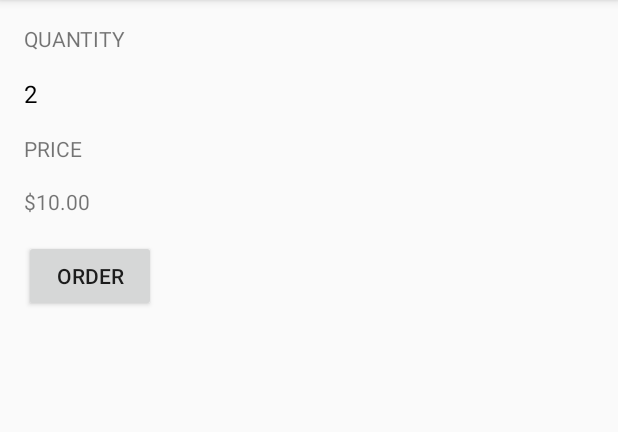
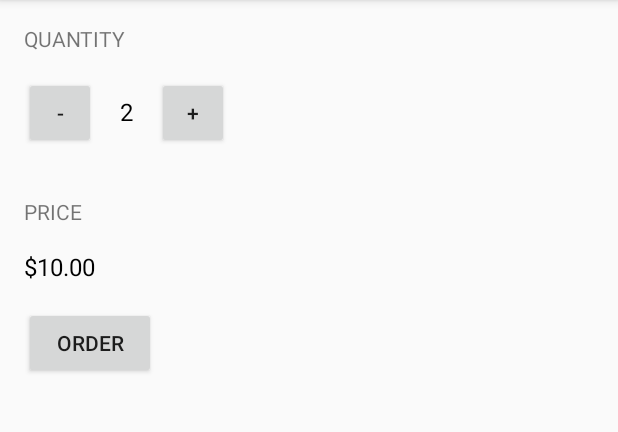
Before and after one commit to rewrib/JustJava, an Android app: the screen it shows after launch (MainActivity), after a tap on "ORDER", on a phone screen of 412 x 824 dp, the part 84-516 px from its top. Run offline under Robolectric (Android 15) with nearby library versions, the phone set to English and light mode, and no system bars.

Commit message:
major update, finished most of the requirements

```diff
--- a/app/src/main/java/com/example/justjava/MainActivity.java
+++ b/app/src/main/java/com/example/justjava/MainActivity.java
@@ -31,11 +31,23 @@ public class MainActivity extends AppCompatActivity {
     /**
      * This method is called when the order button is clicked.
      */
+    int quantity = 2;
     public void submitOrder(View view) {
-        display(2);
-        displayPrice(2*5);
+
+        display(quantity);
+        displayPrice(quantity*5);
+    }
+    public void increment(View view) {
+        quantity++;
+        display(quantity);
+
     }
 
+    public void decrement(View view) {
+        quantity--;
+        display(quantity);
+
+    }
     /**
      * This method displays the given quantity value on the screen.
      */
--- a/app/src/main/res/layout/activity_main.xml
+++ b/app/src/main/res/layout/activity_main.xml
@@ -18,30 +18,64 @@
         android:text="QUANTITY"
         android:layout_marginBottom="16dp"
         />
+    <LinearLayout
+
+        android:layout_width="wrap_content"
+        android:layout_height="wrap_content"
+        android:paddingBottom="@dimen/activity_vertical_margin"
+
+        tools:context=".MainActivity"
+        android:orientation="horizontal"
+        >
+        <Button
+            android:id="@+id/button_id"
+            android:layout_height="48dp"
+            android:layout_width="48dp"
+            android:text="-"
+            android:layout_marginBottom="16dp"
+            android:layout_marginRight="16dp"
+            android:onClick="decrement"
+            />
+
     <TextView
         android:layout_width="wrap_content"
         android:layout_height="wrap_content"
-        android:text="0"
+        android:text="2"
         android:id="@+id/quantity_text_view"
         android:textSize="16sp"
+        android:layout_marginBottom="16dp"
         android:textColor="@android:color/black"
         />
+
+        <Button
+
+            android:layout_height="48dp"
+            android:layout_width="48dp"
+            android:text="+"
+            android:layout_marginBottom="16dp"
+            android:layout_marginLeft="16dp"
+            android:onClick="increment"
+            />
+
+        </LinearLayout>
 
     <TextView
         android:layout_width="wrap_content"
         android:layout_height="wrap_content"
         android:text="PRICE"
-        android:layout_marginTop="16dp"
+
         android:layout_marginBottom="16dp"
         />
     <TextView
         android:layout_width="wrap_content"
         android:layout_height="wrap_content"
-        android:text="0"
+        android:text="$10"
+        android:textSize="16sp"
+        android:textColor="@android:color/black"
         android:id="@+id/price_text_view"
         />
     <Button
-        android:id="@+id/button_id"
+
         android:layout_height="wrap_content"
         android:layout_width="wrap_content"
         android:text="ORDER"
```
